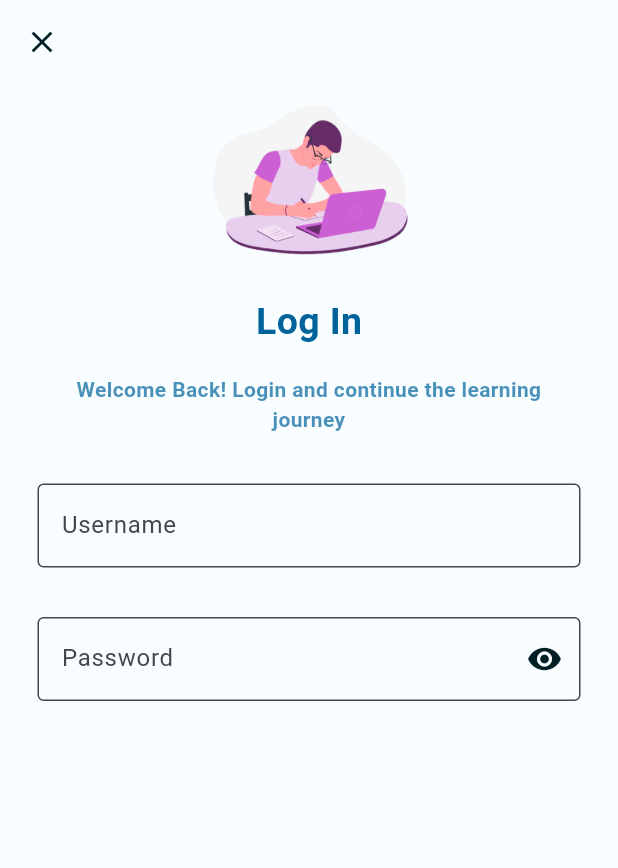
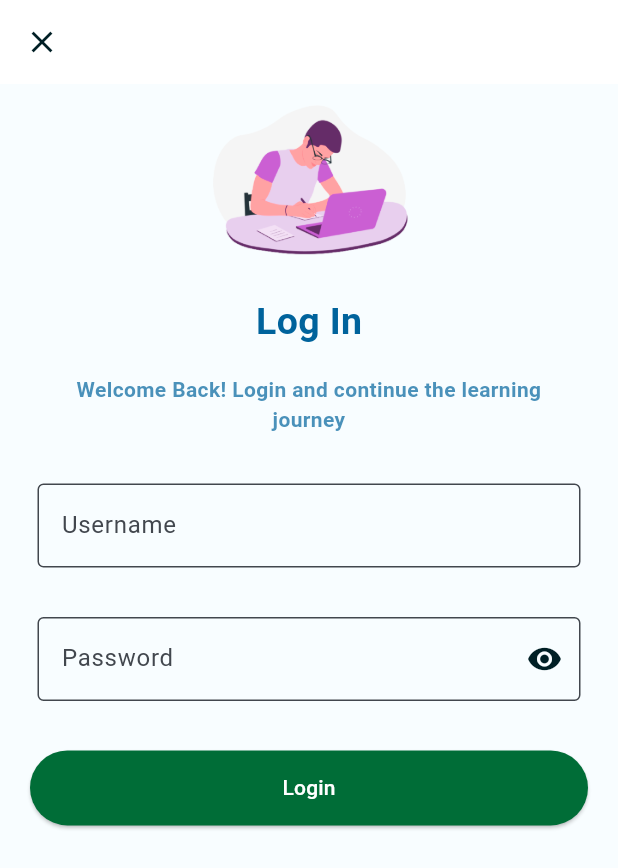
Before and after one commit to upretisaurav/FlutterEducationUI, a Flutter app: the screen it shows after launch, after a tap on "Login with Email", on a phone screen of 412 x 824 dp. Shown: the top 868 px of the screen. Run offline on Flutter 3.47's test engine with Material 2 defaults, Android fonts, the phone set to English and light mode, and no system bars; our stand-ins replace dots_indicator.

Commit message:
Login page completed

```diff
--- a/lib/features/login/screens/login_screen.dart
+++ b/lib/features/login/screens/login_screen.dart
@@ -1,5 +1,6 @@
 import 'package:flutter/material.dart';
 import 'package:learning_platform/features/login/components/login_form.dart';
+import 'package:learning_platform/features/onboarding/components/primary_button.dart';
 
 class LoginScreen extends StatefulWidget {
   const LoginScreen({super.key});
@@ -18,6 +19,7 @@ class _LoginScreenState extends State<LoginScreen> {
 
     return Scaffold(
       appBar: AppBar(
+        backgroundColor: Theme.of(context).colorScheme.onPrimary,
         leading: IconButton(
           icon: const Icon(Icons.close),
           onPressed: () {
@@ -25,7 +27,8 @@ class _LoginScreenState extends State<LoginScreen> {
           },
         ),
       ),
-      body: SingleChildScrollView(
+      body: SafeArea(
+        child: SingleChildScrollView(
           child: Center(
             child: Column(
               mainAxisAlignment: MainAxisAlignment.start,
@@ -58,8 +61,10 @@ class _LoginScreenState extends State<LoginScreen> {
                     "Welcome Back! Login and continue the learning journey",
                     textAlign: TextAlign.center,
                     style: TextStyle(
-                    color:
-                        Theme.of(context).colorScheme.primary.withOpacity(0.7),
+                      color: Theme.of(context)
+                          .colorScheme
+                          .primary
+                          .withOpacity(0.7),
                       fontWeight: FontWeight.w600,
                     ),
                   ),
@@ -75,7 +80,13 @@ class _LoginScreenState extends State<LoginScreen> {
                   hintText: "Password",
                   isPassword: true,
                 ),
+                PrimaryButton(
+                  screenHeight: screenHeight,
+                  buttonLabel: "Login",
+                  onPressed: () {},
+                )
               ],
+            ),
           ),
         ),
       ),
--- a/lib/features/onboarding/components/custom_carousel.dart
+++ b/lib/features/onboarding/components/custom_carousel.dart
@@ -2,10 +2,9 @@ import 'package:dots_indicator/dots_indicator.dart';
 import 'package:flutter/material.dart';
 
 class CustomCarousel extends StatefulWidget {
-  const CustomCarousel({super.key});
+  const CustomCarousel({Key? key}) : super(key: key);
 
   @override
-  // ignore: library_private_types_in_public_api
   _CustomCarouselState createState() => _CustomCarouselState();
 }
 
@@ -33,22 +32,29 @@ class _CustomCarouselState extends State<CustomCarousel> {
 
   @override
   void dispose() {
+    _pageController?.dispose();
     super.dispose();
-    _pageController?.dispose();
   }
 
   @override
   Widget build(BuildContext context) {
     return Column(
       children: [
-        Text(
+        Expanded(
+          flex: 2,
+          child: Text(
             texts[_currentIndex],
             style: TextStyle(
               color: Theme.of(context).colorScheme.primary.withOpacity(0.7),
             ),
-        ), // Text at the top
-        SizedBox(
-          height: 300,
+            textAlign: TextAlign.center,
+            maxLines: 2,
+            overflow: TextOverflow.ellipsis,
+          ),
+        ),
+        Expanded(
+          flex: 5,
+          child: SizedBox(
             width: 350,
             child: PageView.builder(
               controller: _pageController,
@@ -56,26 +62,23 @@ class _CustomCarouselState extends State<CustomCarousel> {
               itemBuilder: (context, index) {
                 return Image.asset(
                   images[index],
-                fit: BoxFit.cover,
+                  fit: BoxFit.contain,
                 );
               },
               onPageChanged: (index) {
-              _pageController?.animateToPage(
-                index,
-                duration: const Duration(milliseconds: 300),
-                curve: Curves.easeIn,
-              );
-
                 setState(() {
                   _currentIndex = index;
                 });
               },
             ),
           ),
-        Center(
+        ),
+        Expanded(
+          flex: 1,
+          child: Center(
             child: DotsIndicator(
               dotsCount: images.length,
-            position: _currentIndex,
+              position: _currentIndex.toInt(),
               decorator: const DotsDecorator(
                 size: Size(9.0, 5.0),
                 shape: RoundedRectangleBorder(
@@ -87,7 +90,8 @@ class _CustomCarouselState extends State<CustomCarousel> {
                 ),
               ),
             ),
-        )
+          ),
+        ),
       ],
     );
   }
--- /dev/null
+++ b/lib/features/onboarding/components/primary_button.dart
@@ -0,0 +1,45 @@
+import 'package:flutter/material.dart';
+
+class PrimaryButton extends StatelessWidget {
+  const PrimaryButton({
+    super.key,
+    required this.screenHeight,
+    required this.buttonLabel,
+    required this.onPressed,
+  });
+
+  final double screenHeight;
+  final String buttonLabel;
+  final VoidCallback onPressed;
+
+  @override
+  Widget build(BuildContext context) {
+    return Padding(
+      padding: EdgeInsets.only(
+        top: 0.04 * screenHeight,
+        left: 20,
+        right: 20,
+      ), // add some side padding
+      child: SizedBox(
+        width: double.infinity,
+        height: 50,
+        child: ElevatedButton(
+          onPressed: onPressed,
+          style: ElevatedButton.styleFrom(
+            backgroundColor:
+                Theme.of(context).colorScheme.secondary, // background color
+            shape: RoundedRectangleBorder(
+              borderRadius: BorderRadius.circular(25), // rounded edges
+            ),
+          ),
+          child: Text(
+            buttonLabel,
+            style: TextStyle(
+              color: Theme.of(context).colorScheme.onTertiary,
+            ),
+          ),
+        ),
+      ),
+    );
+  }
+}
--- a/lib/features/onboarding/screens/onboarding_screen.dart
+++ b/lib/features/onboarding/screens/onboarding_screen.dart
@@ -3,6 +3,7 @@ import 'package:learning_platform/features/login/screens/login_screen.dart';
 import 'package:learning_platform/features/onboarding/components/custom_carousel.dart';
 
 import '../components/custom_third_party_login_button.dart';
+import '../components/primary_button.dart';
 
 class OnboardingScreen extends StatefulWidget {
   const OnboardingScreen({super.key});
@@ -51,16 +52,9 @@ class _OnboardingScreenState extends State<OnboardingScreen> {
                   ),
                 ),
               ),
-              Padding(
-                padding: EdgeInsets.only(
-                  top: 0.04 * screenHeight,
-                  left: 20,
-                  right: 20,
-                ), // add some side padding
-                child: SizedBox(
-                  width: double.infinity,
-                  height: 50,
-                  child: ElevatedButton(
+              PrimaryButton(
+                screenHeight: screenHeight,
+                buttonLabel: "Login with Email",
                 onPressed: () {
                   Navigator.push(
                     context,
@@ -69,23 +63,6 @@ class _OnboardingScreenState extends State<OnboardingScreen> {
                     ),
                   );
                 },
-                    style: ElevatedButton.styleFrom(
-                      backgroundColor: Theme.of(context)
-                          .colorScheme
-                          .secondary, // background color
-                      shape: RoundedRectangleBorder(
-                        borderRadius:
-                            BorderRadius.circular(25), // rounded edges
-                      ),
-                    ),
-                    child: Text(
-                      "Login with Email",
-                      style: TextStyle(
-                        color: Theme.of(context).colorScheme.onTertiary,
-                      ),
-                    ),
-                  ),
-                ),
               ),
               Padding(
                 padding: const EdgeInsets.all(20.0),
```
Lines whose indentation alone changed are shown as unchanged.
